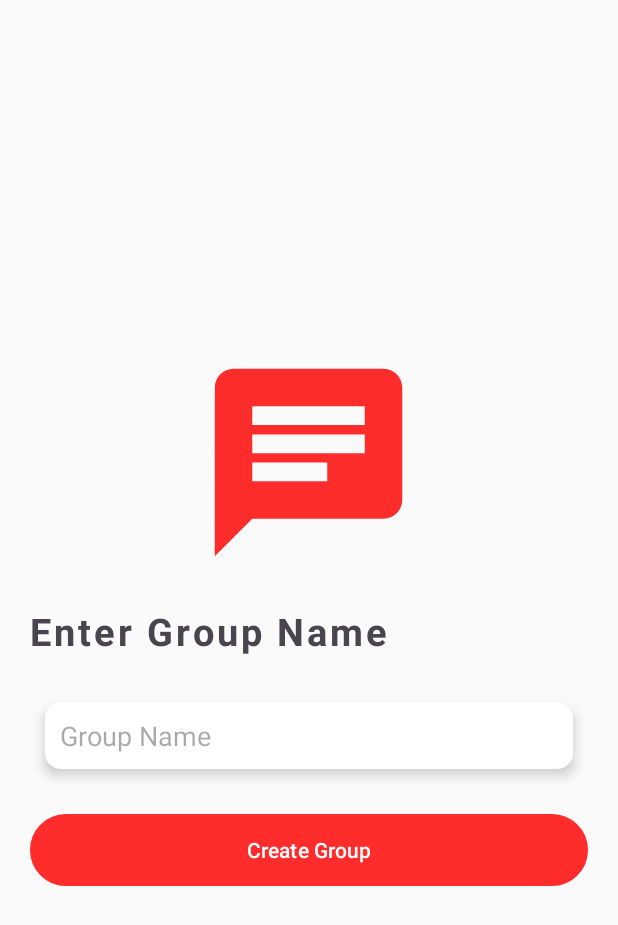
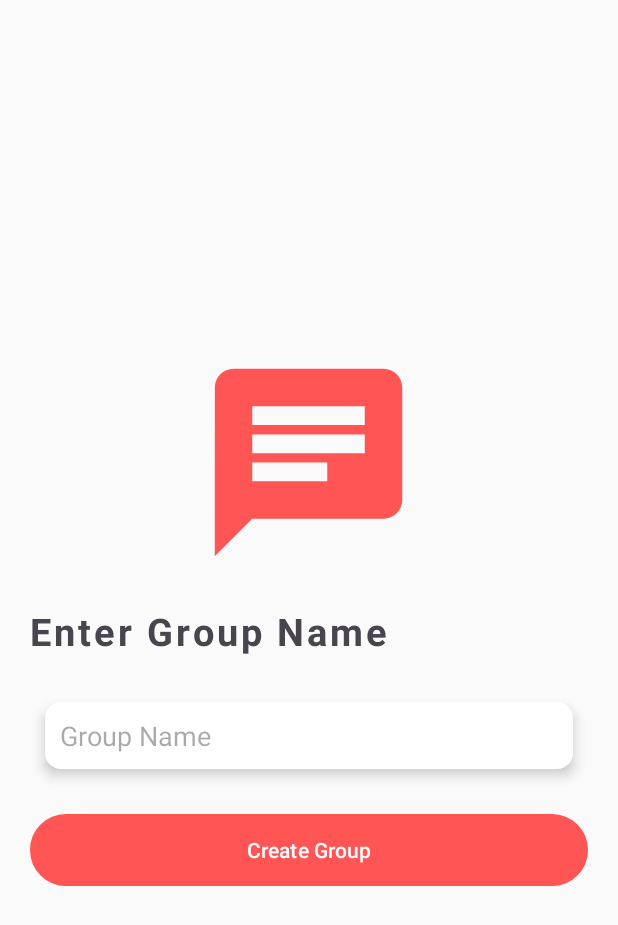
Before and after one commit to guilhermecoding/gaiazap, an Android app: the CreateGroupActivity screen opened directly, with no data from a screen before it, on a phone screen of 412 x 824 dp. Shown: the top 925 px of the screen. Run offline under Robolectric (Android 15) with nearby library versions, the phone set to English and light mode, and no system bars; our stand-ins replace Firebase (no records; nobody signed in at launch, a user with empty details on screens opened directly).

Commit message:
💄 feat: Troca de cor primária.

```diff
--- a/app/src/main/res/values/colors.xml
+++ b/app/src/main/res/values/colors.xml
@@ -1,7 +1,7 @@
 <?xml version="1.0" encoding="utf-8"?>
 <resources>
 
-    <color name="my_primary">#ff2c2c</color>
+    <color name="my_primary">#FF5555</color>
     <color name="my_secondary">#FFE74C</color>
 
     <color name="black">#FF000000</color>
```
